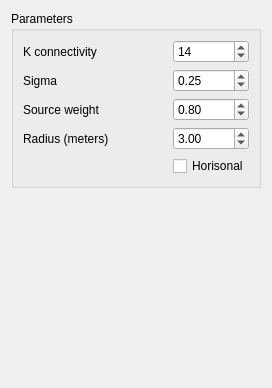
The window that cloudclean/plugins/edit_mincut3/settings.ui (seasonsfx/Masters) describes before a commit, drawn with Qt 5.
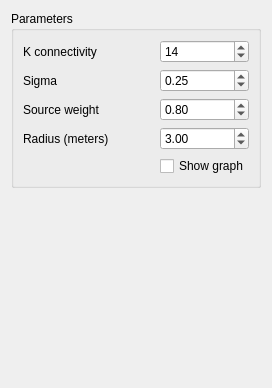
The same window after the commit.

Commit message: Working on visualising graph cut

```diff
--- a/cloudclean/plugins/edit_mincut3/settings.ui
+++ b/cloudclean/plugins/edit_mincut3/settings.ui
@@ -78,7 +78,7 @@
       <item row="5" column="1">
        <widget class="QCheckBox" name="isHorisonal">
         <property name="text">
-         <string>Horisonal</string>
+         <string>Show graph</string>
         </property>
        </widget>
       </item>
```
Left out of the diff: 2 changed lines with no effect on the pictures. The commit also changes 18 other files.
